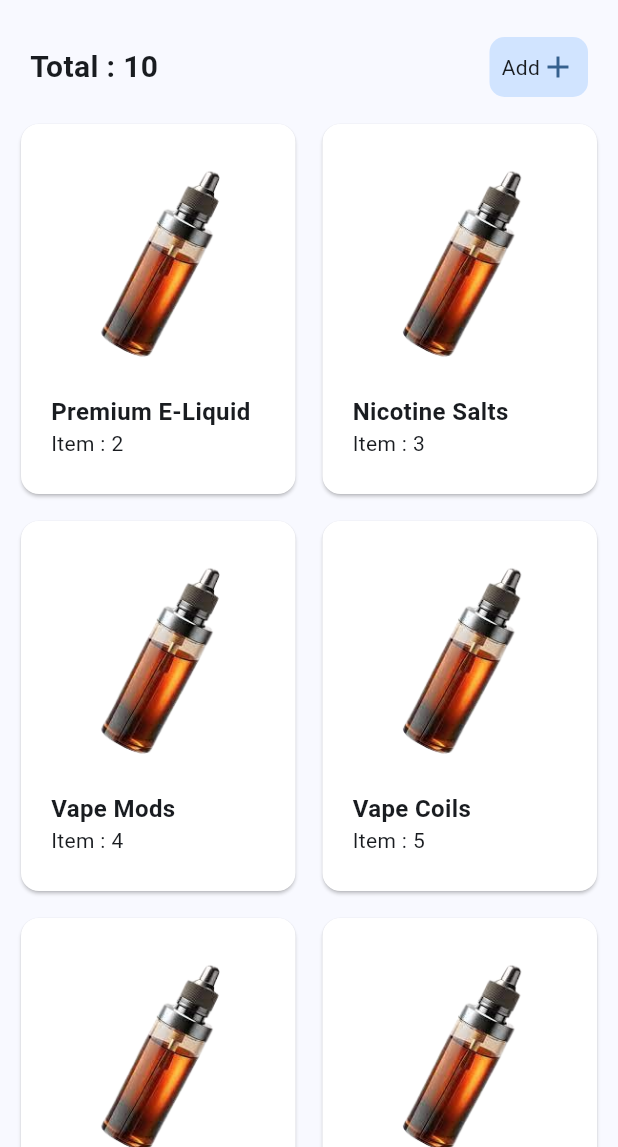
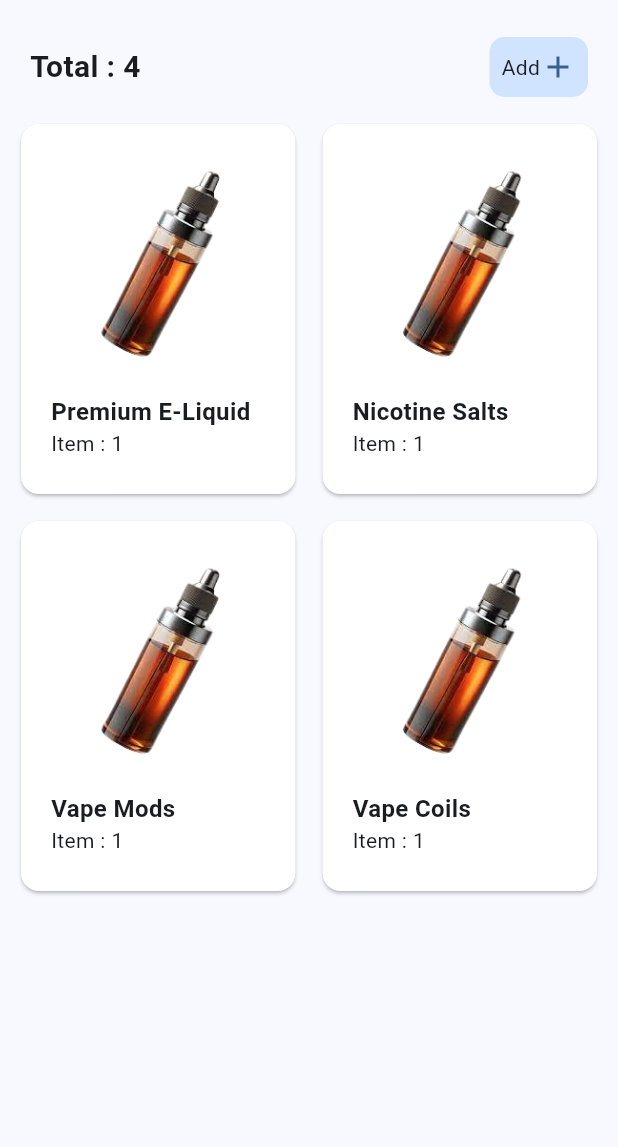
Before and after one commit to liar88828/vape_store_flutter, a Flutter app: the FavoritesScreen screen opened directly, on a phone screen of 412 x 824 dp, the part 89-1236 px from its top. Run offline on Flutter 3.47's test engine with Material 3 defaults, Android fonts, the phone set to English and light mode, and no system bars; our stand-ins replace carousel_slider, shared_preferences; accounts and stored records are empty; network calls fail.

Commit message:
add a favorite screen and fix favorite

```diff
--- a/lib/assets/favorite_example.dart
+++ b/lib/assets/favorite_example.dart
@@ -2,26 +2,39 @@ import 'package:vape_store/models/favorite_model.dart';
 
 final List<FavoriteModel> favoriteExample = [
   FavoriteModel(
-      img: 'lib/images/banner1.png', title: 'Premium E-Liquid', item: 2, id: 2),
+    // img: 'lib/images/banner1.png',
+    // item: 2,
+    title: 'Premium E-Liquid',
+    id: 2,
+    description: 'asdasd',
+    id_product: 2,
+    id_user: 2,
+  ),
   FavoriteModel(
-      img: 'lib/images/banner1.png', title: 'Nicotine Salts', item: 3, id: 3),
+    // img: 'lib/images/banner1.png',
+    // item: 3,
+    title: 'Nicotine Salts',
+    id: 3,
+    description: 'asdasd',
+    id_product: 2,
+    id_user: 2,
+  ),
   FavoriteModel(
-      img: 'lib/images/banner1.png', title: 'Vape Mods', item: 4, id: 4),
+    // img: 'lib/images/banner1.png',
+    // item: 4,
+    title: 'Vape Mods',
+    id: 4,
+    description: 'asdasd',
+    id_product: 2,
+    id_user: 2,
+  ),
   FavoriteModel(
-      img: 'lib/images/banner1.png', title: 'Vape Coils', item: 5, id: 5),
-  FavoriteModel(
-      img: 'lib/images/banner1.png', title: 'Starter Kits', item: 6, id: 6),
-  FavoriteModel(
-      img: 'lib/images/banner1.png', title: 'Disposable Vapes', item: 7, id: 7),
-  FavoriteModel(
-      img: 'lib/images/banner1.png', title: 'Pod Systems', item: 8, id: 8),
-  FavoriteModel(
-      img: 'lib/images/banner1.png', title: 'Vape Accessories', item: 9, id: 9),
-  FavoriteModel(
-      img: 'lib/images/banner1.png', title: 'Vape Tanks', item: 10, id: 10),
-  FavoriteModel(
-      img: 'lib/images/banner1.png',
-      title: 'Battery Chargers',
-      item: 11,
-      id: 11),
+    // img: 'lib/images/banner1.png',
+    // item: 5,
+    title: 'Vape Coils',
+    id: 5,
+    description: 'asdasd',
+    id_product: 2,
+    id_user: 2,
+  ),
 ];
--- a/lib/models/favorite_model.dart
+++ b/lib/models/favorite_model.dart
@@ -1,13 +1,44 @@
 class FavoriteModel {
-  final String img;
+  final int? id;
+  final int id_user;
+  final int id_product;
   final String title;
-  final int item;
-  final int id;
+  final String description;
+  // final String img;
+  // final int item;
 
   FavoriteModel({
+    required this.id,
+    required this.id_user,
+    required this.id_product,
     required this.title,
-    required this.img,
-    required this.item,
-    required this.id,
+    required this.description,
+    // required this.img,
+    // required this.item,
   });
+
+// convert JSON to model object
+  factory FavoriteModel.fromJson(Map<String, dynamic> json) {
+    return FavoriteModel(
+      id: json['id'],
+      id_user: json['id_user'],
+      id_product: json['id_product'],
+      title: json['title'],
+      description: json['description'],
+      // img: json['img'],
+      // item: json['item'],
+    );
+  }
+
+  Map<String, dynamic> toJson() {
+    return {
+      'id': id,
+      'id_user': id_user,
+      'id_product': id_product,
+      'title': title,
+      'description': description,
+      // 'img':img,
+      // 'item':item,
+    };
+  }
 }
--- a/lib/screen/auth/login_screen.dart
+++ b/lib/screen/auth/login_screen.dart
@@ -1,6 +1,7 @@
 import 'package:flutter/material.dart';
 import 'package:vape_store/network/user_network.dart';
 import 'package:vape_store/screen/auth/logout_screen.dart';
+import 'package:vape_store/screen/favorite/favorite_list_screen.dart';
 import 'package:vape_store/screen/home_screen.dart';
 import 'package:vape_store/screen/auth/register_screen.dart';
 
@@ -26,7 +27,7 @@ class _LoginScreenState extends State<LoginScreen> {
       ScaffoldMessenger.of(context)
           .showSnackBar(SnackBar(content: Text('Login successful')));
       Navigator.push(context, MaterialPageRoute(builder: (context) {
-        return LogoutScreen();
+        return FavoriteListScreen();
         // return const HomeScreen();
       }));
     } else {
--- a/lib/screen/favorites_screen.dart
+++ b/lib/screen/favorites_screen.dart
@@ -13,7 +13,7 @@ class FavoritesScreen extends StatelessWidget {
 
     return Scaffold(
       appBar: AppBar(
-        leading: BackButton(),
+        leading: const BackButton(),
         toolbarHeight: 70,
         title: Padding(
           padding: const EdgeInsets.symmetric(horizontal: 1),
@@ -93,7 +93,7 @@ class FavoritesScreen extends StatelessWidget {
                         context,
                         MaterialPageRoute(
                             builder: (context) => FavoriteDetailScreen(
-                                  id: favorite.id,
+                                  id: favorite.id!,
                                 )));
                   },
                   child: Card(
@@ -105,18 +105,18 @@ class FavoritesScreen extends StatelessWidget {
                         crossAxisAlignment: CrossAxisAlignment.start,
                         children: [
                           Center(
-                              child: Image.asset(favorite.img,
+                              child: Image.asset('lib/images/banner1.png',
                                   height: 150, width: 150)),
-                          SizedBox(height: 10),
+                          const SizedBox(height: 10),
                           Text(
                             favorite.title,
                             maxLines: 1,
-                            style: TextStyle(
+                            style: const TextStyle(
                               fontWeight: FontWeight.bold,
                               fontSize: 16,
                             ),
                           ),
-                          Text("Item : ${favorite.item.toString()}")
+                          const Text("Item : 1")
                         ],
                       ),
                     ),
@@ -230,7 +230,7 @@ class _DropdownButtonExampleState extends State<DropdownButtonExample> {
     var colorTheme = Theme.of(context).colorScheme;
 
     return Container(
-      padding: EdgeInsets.symmetric(horizontal: 15),
+      padding: const EdgeInsets.symmetric(horizontal: 15),
       decoration: BoxDecoration(
         color: colorTheme.onPrimary,
         border: Border.all(color: colorTheme.primaryContainer),
--- a/lib/screen/search_screen.dart
+++ b/lib/screen/search_screen.dart
@@ -1,5 +1,3 @@
-import 'dart:math';
-
 import 'package:flutter/material.dart';
 import 'package:flutter/rendering.dart';
 
```
Also changed, not shown: lib/main.dart (+4 -3 lines), lib/network/favorite_network.dart (added, +82 -0 lines), lib/screen/auth/register_screen.dart (+21 -21 lines), lib/screen/detail_screen.dart (+23 -18 lines), lib/screen/favorite/favorite_form_screen.dart (added, +93 -0 lines), lib/screen/favorite/favorite_list_screen.dart (added, +105 -0 lines), lib/screen/favorite_detail_screen.dart (+5 -5 lines), lib/screen/product/product_form.dart (+7 -6 lines), lib/screen/product/product_list.dart (+4 -5 lines), lib/screen/setting_screen.dart (+7 -7 lines), lib/utils/pref_user.dart (added, +14 -0 lines).
